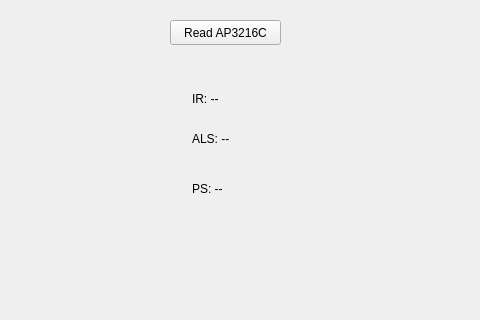
caiji-beep/device_manager, file apps/qt_app/LSZ_Terminal/mainwindow.ui: the form before one commit; both pictures show x 228 to 708 and y 0 to 320 of the 1024 by 600 pixel window.
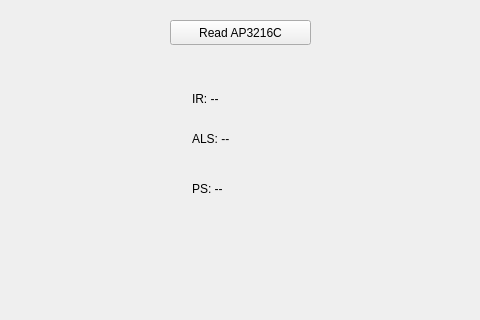
The form after the commit.

Commit message: 字符显示错误修改

Diff of the .ui file:
```diff
--- a/apps/qt_app/LSZ_Terminal/mainwindow.ui
+++ b/apps/qt_app/LSZ_Terminal/mainwindow.ui
@@ -93,7 +93,7 @@
      <rect>
       <x>398</x>
       <y>20</y>
-      <width>111</width>
+      <width>141</width>
       <height>25</height>
      </rect>
     </property>
@@ -106,7 +106,7 @@
      <rect>
       <x>420</x>
       <y>90</y>
-      <width>67</width>
+      <width>101</width>
       <height>17</height>
      </rect>
     </property>
@@ -119,7 +119,7 @@
      <rect>
       <x>420</x>
       <y>130</y>
-      <width>67</width>
+      <width>101</width>
       <height>17</height>
      </rect>
     </property>
@@ -132,7 +132,7 @@
      <rect>
       <x>420</x>
       <y>180</y>
-      <width>67</width>
+      <width>111</width>
       <height>17</height>
      </rect>
     </property>
@@ -140,7 +140,7 @@
      <string>PS: --</string>
     </property>
    </widget>
-   <widget class="QWidget" name="">
+   <widget class="QWidget" name="layoutWidget">
     <property name="geometry">
      <rect>
       <x>10</x>
```
The commit also changes 1 other file.
